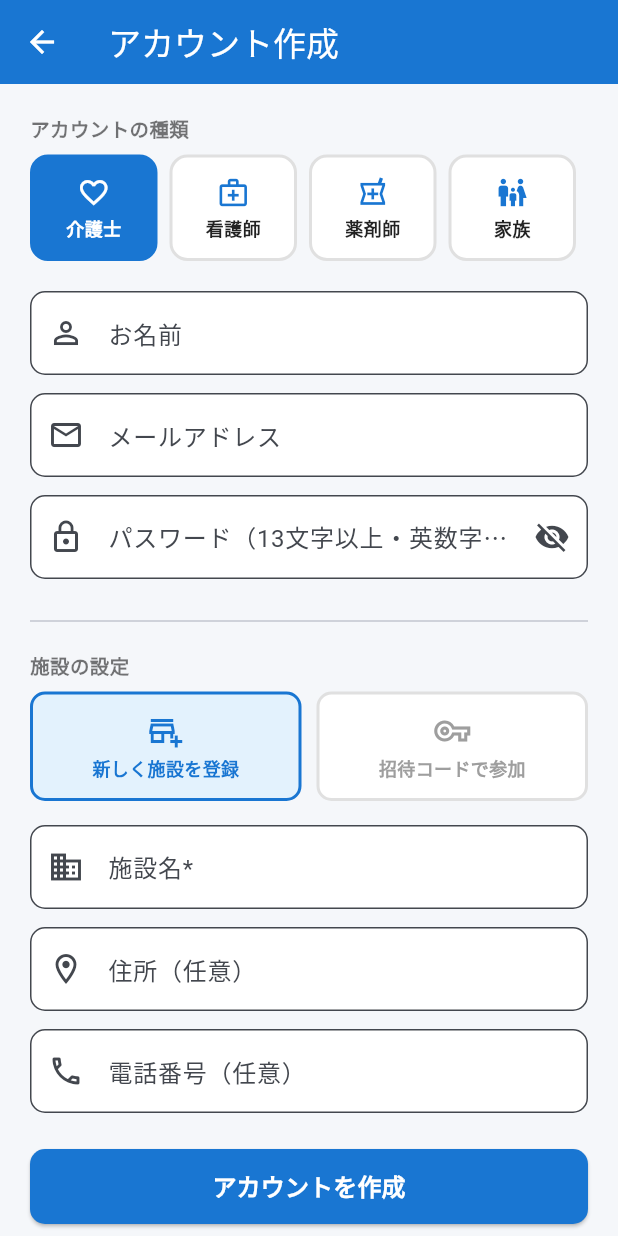
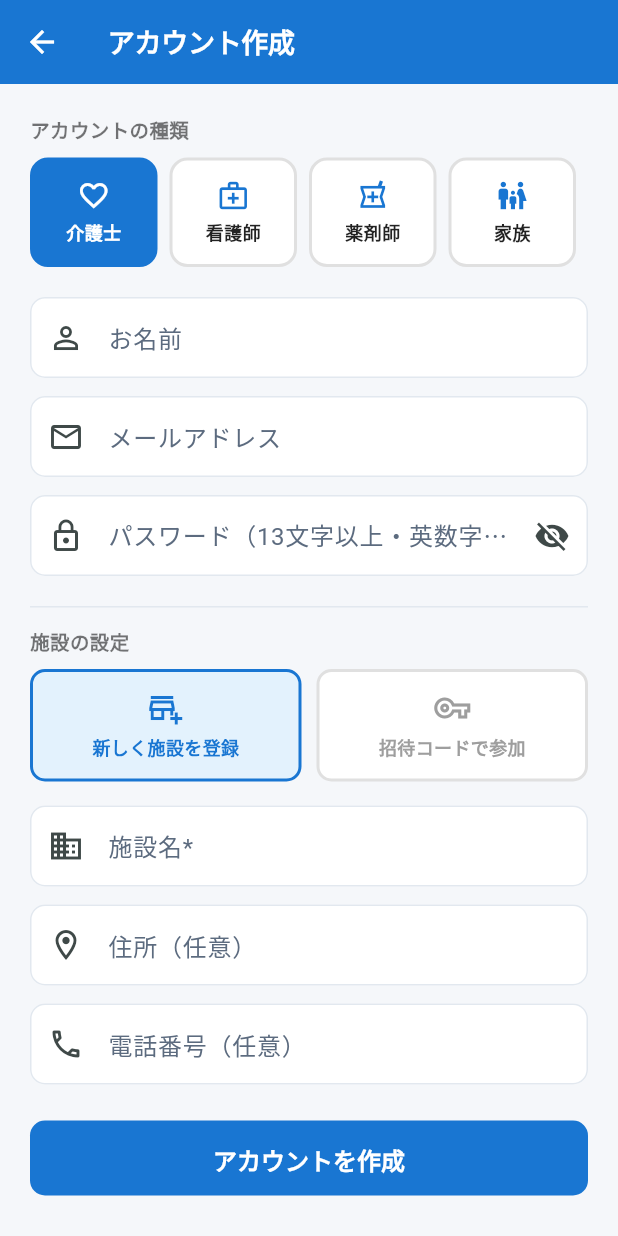
Before and after one commit to taisako082600-spec/pharmacare, a Flutter app: the screen it shows after launch, after a tap on "ログイン", after a tap on "アカウントを作成する", on a phone screen of 412 x 824 dp. Run offline on Flutter 3.47's test engine with Material 3 defaults, Android fonts, the phone set to English and light mode, and no system bars; our stand-ins replace cloud_firestore, connectivity_plus, firebase_auth, firebase_core, qr_flutter; missing offline and left inert: dart:js; accounts and stored records are empty.

Commit message:
feat: give the app a calmer, more current look
The saturated primaries — a different one per role, filling the header and
nav — were what made it feel stiff and dated. Colour, radius, shadow and type
now come from one theme: deep navy chrome, a single teal accent, off-white
canvas so cards read as cards, and role colours kept but desaturated so they
identify who is signed in without owning the screen.

Deliberately no glass, blur or motion. Facility terminals are often weak, and
that kind of effect is where display bugs and slow frames come from. Nothing
here touches layout or logic, so there is no new failure mode.

The login screen carried its own hardcoded blues and has been brought over
too, since it is the first thing anyone sees. Screens that still hardcode
their own colours are unaffected for now and can follow one at a time.

Co-Authored-By: Claude Opus 5 <noreply@anthropic.com>

```diff
--- a/lib/main.dart
+++ b/lib/main.dart
@@ -3,6 +3,7 @@ import 'package:firebase_core/firebase_core.dart';
 import 'package:firebase_auth/firebase_auth.dart';
 import 'package:cloud_firestore/cloud_firestore.dart';
 import 'services/idle_timeout.dart';
+import 'theme/app_theme.dart';
 import 'screens/login_screen.dart';
 import 'screens/main_shell.dart';
 import 'screens/admin/admin_shell.dart';
@@ -36,20 +37,7 @@ class MyApp extends StatelessWidget {
     return MaterialApp(
       title: 'ファーマケア',
       debugShowCheckedModeBanner: false,
-      theme: ThemeData(
-        colorScheme: ColorScheme.fromSeed(seedColor: const Color(0xFF1976D2)),
-        useMaterial3: true,
-        splashFactory: InkRipple.splashFactory,
-        highlightColor: Colors.transparent,
-        pageTransitionsTheme: const PageTransitionsTheme(
-          builders: {
-            TargetPlatform.android: FadeUpwardsPageTransitionsBuilder(),
-            TargetPlatform.linux: FadeUpwardsPageTransitionsBuilder(),
-            TargetPlatform.macOS: FadeUpwardsPageTransitionsBuilder(),
-            TargetPlatform.windows: FadeUpwardsPageTransitionsBuilder(),
-          },
-        ),
-      ),
+      theme: AppTheme.build(),
       // 無操作が続いたら自動でサインアウトする(ガイドライン システム運用編 12.3.2)。
       // アプリ全体を包むことで、どの画面で放置されても働く。
       builder: (context, child) => IdleTimeout(child: child ?? const SizedBox.shrink()),
--- a/lib/screens/login_screen.dart
+++ b/lib/screens/login_screen.dart
@@ -4,6 +4,7 @@ import '../services/auth_service.dart';
 import '../services/audit_service.dart';
 import '../services/mfa_service.dart';
 import '../models/user_model.dart';
+import '../theme/app_theme.dart';
 import 'mfa_screens.dart';
 import 'mfa_required_screen.dart';
 import 'main_shell.dart';
@@ -121,7 +122,8 @@ class _LoginScreenState extends State<LoginScreen> {
       body: Container(
         decoration: const BoxDecoration(
           gradient: LinearGradient(
-            colors: [Color(0xFF0D47A1), Color(0xFF1976D2), Color(0xFF42A5F5)],
+            // 原色の青3段から、濃紺→青緑へ。医療の道具らしさを保ちつつ現代的に見せる。
+            colors: [AppTheme.ink, Color(0xFF14384F), AppTheme.accentDeep],
             begin: Alignment.topLeft,
             end: Alignment.bottomRight,
           ),
@@ -147,8 +149,9 @@ class _LoginScreenState extends State<LoginScreen> {
                     padding: const EdgeInsets.all(24),
                     decoration: BoxDecoration(
                       color: Colors.white,
-                      borderRadius: BorderRadius.circular(20),
-                      boxShadow: [BoxShadow(color: Colors.black.withValues(alpha: 0.15), blurRadius: 30, offset: const Offset(0, 15))],
+                      borderRadius: BorderRadius.circular(18),
+                      // 影は濃紺寄りに、薄く広く。黒い影より沈んで見えず、締まって見える。
+                      boxShadow: [BoxShadow(color: AppTheme.ink.withValues(alpha: 0.22), blurRadius: 40, offset: const Offset(0, 18))],
                     ),
                     child: Column(
                       crossAxisAlignment: CrossAxisAlignment.start,
@@ -205,7 +208,7 @@ class _LoginScreenState extends State<LoginScreen> {
                           child: ElevatedButton(
                             onPressed: _loading ? null : _login,
                             style: ElevatedButton.styleFrom(
-                              backgroundColor: const Color(0xFF1976D2),
+                              backgroundColor: AppTheme.accentDeep,
                               foregroundColor: Colors.white,
                               shape: RoundedRectangleBorder(borderRadius: BorderRadius.circular(10)),
                             ),
--- a/lib/screens/main_shell.dart
+++ b/lib/screens/main_shell.dart
@@ -1,6 +1,7 @@
 import 'package:flutter/material.dart';
 import 'package:cloud_firestore/cloud_firestore.dart';
 import '../models/user_model.dart';
+import '../theme/app_theme.dart';
 import '../services/mfa_service.dart';
 import 'mfa_screens.dart';
 import 'home_screen.dart';
@@ -93,15 +94,9 @@ class _MainShellState extends State<MainShell> {
     }
   }
 
-  Color get _themeColor {
-    switch (widget.user.role) {
-      case '薬剤師': return const Color(0xFF1976D2);
-      case '介護士': return const Color(0xFF388E3C);
-      case '看護師': return const Color(0xFFD32F2F);
-      case '家族': return const Color(0xFF6A1B9A);
-      default: return const Color(0xFF388E3C);
-    }
-  }
+  /// 立場を示す色。原色をそのまま使うと画面全体が派手になり、
+  /// 医療情報を扱う道具として落ち着かないので、AppTheme 側で彩度を抑えた値に寄せた。
+  Color get _themeColor => AppTheme.roleColor(widget.user.role);
 
   // チャット未読数を取得（施設限定で効率化）
   Stream<bool> _hasUnreadChat() {
--- /dev/null
+++ b/lib/theme/app_theme.dart
@@ -0,0 +1,206 @@
+import 'package:flutter/material.dart';
+
+/// アプリ全体の見た目を1か所にまとめたもの。
+///
+/// 方針:
+///   - 触るのは色・角丸・影・文字だけ。レイアウトや動作には一切関与しない。
+///     凝ったアニメーションやすりガラス表現は入れない — 施設の共用端末は非力な
+///     ことが多く、描画負荷とブラウザ差が表示崩れの温床になるため。
+///   - 背景は明るいまま。介護の現場は昼間の明るい居室で使うので、
+///     全面ダークにすると視認性が落ちる。締まって見せたいのは上下の枠(ヘッダー・
+///     ナビ)なので、そこだけ濃紺にする。
+///   - ロールごとの色は「今どの立場でログインしているか」を示す情報なので残す。
+///     ただし彩度を落として、画面全体を支配しないようにする。
+class AppTheme {
+  // ── 基調 ──────────────────────────────────────────────
+  /// ヘッダー・ナビゲーションに使う濃紺。原色の青緑より落ち着いて見える。
+  static const ink = Color(0xFF14213D);
+  static const inkSoft = Color(0xFF25334F);
+
+  /// 主アクセント。青緑系にすると「医療らしさ」と現代的な印象が両立する。
+  static const accent = Color(0xFF14A4A0);
+  static const accentDeep = Color(0xFF0E7C79);
+
+  /// 背景と面。真っ白ではなく僅かに冷たい灰を敷くと、カードの輪郭が出る。
+  static const canvas = Color(0xFFF6F8FA);
+  static const surface = Color(0xFFFFFFFF);
+  static const line = Color(0xFFE2E8EF);
+
+  static const textMain = Color(0xFF16202E);
+  static const textSub = Color(0xFF5C6B7F);
+
+  /// 意味を持つ色。トリアージの信号などに使うので、むやみに変えないこと。
+  static const ok = Color(0xFF2E7D4F);
+  static const warn = Color(0xFFC98A22);
+  static const danger = Color(0xFFB23A2F);
+
+  // ── ロール色 ──────────────────────────────────────────
+  /// 立場の識別に使う。彩度を落とし、濃紺の基調と喧嘩しない範囲に収めてある。
+  static Color roleColor(String role) {
+    switch (role) {
+      case '薬剤師':
+        return const Color(0xFF2C6E9B);
+      case '介護士':
+        return const Color(0xFF2F7D62);
+      case '看護師':
+        return const Color(0xFFA8484A);
+      case '家族':
+        return const Color(0xFF6B5B95);
+      default:
+        return accentDeep;
+    }
+  }
+
+  static const _radius = 14.0;
+
+  static ThemeData build() {
+    final base = ColorScheme.fromSeed(
+      seedColor: accent,
+      brightness: Brightness.light,
+    ).copyWith(
+      primary: accentDeep,
+      secondary: accent,
+      surface: surface,
+      error: danger,
+      onSurface: textMain,
+    );
+
+    return ThemeData(
+      colorScheme: base,
+      useMaterial3: true,
+      scaffoldBackgroundColor: canvas,
+      splashFactory: InkRipple.splashFactory,
+      highlightColor: Colors.transparent,
+
+      // 文字。字面を少し詰めると締まって見える。
+      textTheme: const TextTheme(
+        headlineSmall: TextStyle(fontWeight: FontWeight.w700, letterSpacing: -0.2, color: textMain),
+        titleLarge: TextStyle(fontWeight: FontWeight.w700, letterSpacing: -0.2, color: textMain),
+        titleMedium: TextStyle(fontWeight: FontWeight.w600, color: textMain),
+        bodyLarge: TextStyle(height: 1.6, color: textMain),
+        bodyMedium: TextStyle(height: 1.6, color: textMain),
+        bodySmall: TextStyle(height: 1.5, color: textSub),
+        labelLarge: TextStyle(fontWeight: FontWeight.w600, letterSpacing: 0.1),
+      ),
+
+      appBarTheme: const AppBarTheme(
+        backgroundColor: ink,
+        foregroundColor: Colors.white,
+        elevation: 0,
+        scrolledUnderElevation: 0,
+        centerTitle: false,
+        titleTextStyle: TextStyle(
+          color: Colors.white,
+          fontSize: 18,
+          fontWeight: FontWeight.w700,
+          letterSpacing: -0.2,
+        ),
+      ),
+
+      cardTheme: CardThemeData(
+        color: surface,
+        elevation: 0,
+        margin: EdgeInsets.zero,
+        shape: RoundedRectangleBorder(
+          borderRadius: BorderRadius.circular(_radius),
+          side: const BorderSide(color: line),
+        ),
+      ),
+
+      elevatedButtonTheme: ElevatedButtonThemeData(
+        style: ElevatedButton.styleFrom(
+          backgroundColor: accentDeep,
+          foregroundColor: Colors.white,
+          elevation: 0,
+          padding: const EdgeInsets.symmetric(horizontal: 20, vertical: 14),
+          shape: RoundedRectangleBorder(borderRadius: BorderRadius.circular(10)),
+          textStyle: const TextStyle(fontWeight: FontWeight.w600, fontSize: 15),
+        ),
+      ),
+      textButtonTheme: TextButtonThemeData(
+        style: TextButton.styleFrom(
+          foregroundColor: accentDeep,
+          textStyle: const TextStyle(fontWeight: FontWeight.w600),
+        ),
+      ),
+      outlinedButtonTheme: OutlinedButtonThemeData(
+        style: OutlinedButton.styleFrom(
+          foregroundColor: accentDeep,
+          side: const BorderSide(color: line),
+          padding: const EdgeInsets.symmetric(horizontal: 20, vertical: 14),
+          shape: RoundedRectangleBorder(borderRadius: BorderRadius.circular(10)),
+        ),
+      ),
+
+      inputDecorationTheme: InputDecorationTheme(
+        filled: true,
+        fillColor: surface,
+        contentPadding: const EdgeInsets.symmetric(horizontal: 14, vertical: 14),
+        border: OutlineInputBorder(
+          borderRadius: BorderRadius.circular(10),
+          borderSide: const BorderSide(color: line),
+        ),
+        enabledBorder: OutlineInputBorder(
+          borderRadius: BorderRadius.circular(10),
+          borderSide: const BorderSide(color: line),
+        ),
+        focusedBorder: OutlineInputBorder(
+          borderRadius: BorderRadius.circular(10),
+          borderSide: const BorderSide(color: accent, width: 1.6),
+        ),
+        labelStyle: const TextStyle(color: textSub),
+      ),
+
+      dialogTheme: DialogThemeData(
+        backgroundColor: surface,
+        elevation: 0,
+        shape: RoundedRectangleBorder(borderRadius: BorderRadius.circular(_radius)),
+        titleTextStyle: const TextStyle(
+          color: textMain, fontSize: 17, fontWeight: FontWeight.w700),
+        contentTextStyle: const TextStyle(color: textMain, fontSize: 14, height: 1.6),
+      ),
+
+      bottomNavigationBarTheme: const BottomNavigationBarThemeData(
+        backgroundColor: ink,
+        selectedItemColor: Colors.white,
+        unselectedItemColor: Color(0xFF8FA0BA),
+        type: BottomNavigationBarType.fixed,
+        elevation: 0,
+        showUnselectedLabels: true,
+        selectedLabelStyle: TextStyle(fontSize: 11, fontWeight: FontWeight.w600),
+        unselectedLabelStyle: TextStyle(fontSize: 11),
+      ),
+
+      chipTheme: ChipThemeData(
+        backgroundColor: canvas,
+        side: const BorderSide(color: line),
+        shape: RoundedRectangleBorder(borderRadius: BorderRadius.circular(8)),
+        labelStyle: const TextStyle(fontSize: 12, color: textMain),
+      ),
+
+      dividerTheme: const DividerThemeData(color: line, thickness: 1, space: 1),
+
+      snackBarTheme: SnackBarThemeData(
+        behavior: SnackBarBehavior.floating,
+        shape: RoundedRectangleBorder(borderRadius: BorderRadius.circular(10)),
+        backgroundColor: inkSoft,
+        contentTextStyle: const TextStyle(color: Colors.white, fontSize: 14),
+      ),
+
+      listTileTheme: const ListTileThemeData(
+        iconColor: textSub,
+        titleTextStyle: TextStyle(fontSize: 15, fontWeight: FontWeight.w600, color: textMain),
+        subtitleTextStyle: TextStyle(fontSize: 13, color: textSub),
+      ),
+
+      pageTransitionsTheme: const PageTransitionsTheme(
+        builders: {
+          TargetPlatform.android: FadeUpwardsPageTransitionsBuilder(),
+          TargetPlatform.linux: FadeUpwardsPageTransitionsBuilder(),
+          TargetPlatform.macOS: FadeUpwardsPageTransitionsBuilder(),
+          TargetPlatform.windows: FadeUpwardsPageTransitionsBuilder(),
+        },
+      ),
+    );
+  }
+}
```
